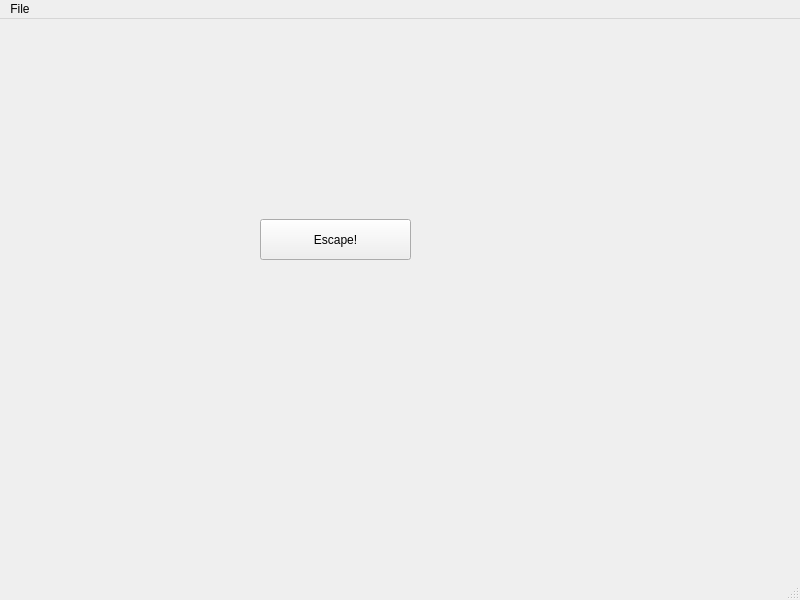
Above: mainwindow.ui from ofey404/MPSOscilloscope before the change. Below: the same form after it.
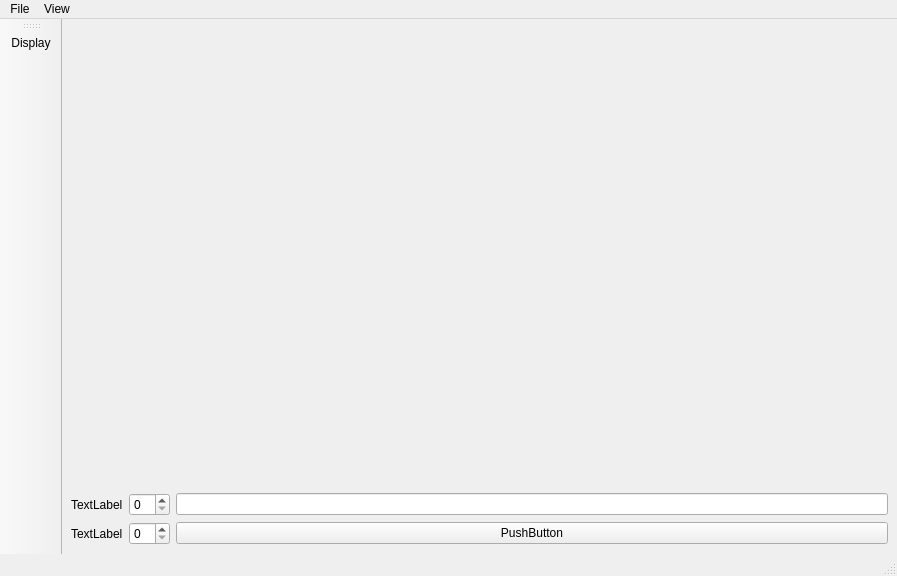
That is the form after the change.

Commit message: Main user interface layout

The edit to the form file:
```diff
--- a/mainwindow.ui
+++ b/mainwindow.ui
@@ -6,34 +6,65 @@
    <rect>
     <x>0</x>
     <y>0</y>
-    <width>800</width>
-    <height>600</height>
+    <width>897</width>
+    <height>576</height>
    </rect>
   </property>
   <property name="windowTitle">
    <string>MainWindow</string>
   </property>
   <widget class="QWidget" name="centralwidget">
-   <widget class="QPushButton" name="pushButton">
-    <property name="geometry">
-     <rect>
-      <x>260</x>
-      <y>200</y>
-      <width>151</width>
-      <height>41</height>
-     </rect>
-    </property>
-    <property name="text">
-     <string>Escape!</string>
-    </property>
-   </widget>
+   <property name="minimumSize">
+    <size>
+     <width>800</width>
+     <height>0</height>
+    </size>
+   </property>
+   <layout class="QGridLayout" name="gridLayout">
+    <item row="3" column="1">
+     <widget class="QSpinBox" name="spinBox_2"/>
+    </item>
+    <item row="2" column="1">
+     <widget class="QSpinBox" name="spinBox"/>
+    </item>
+    <item row="3" column="2">
+     <widget class="QPushButton" name="pushButton">
+      <property name="text">
+       <string>PushButton</string>
+      </property>
+     </widget>
+    </item>
+    <item row="2" column="0">
+     <widget class="QLabel" name="label">
+      <property name="text">
+       <string>TextLabel</string>
+      </property>
+     </widget>
+    </item>
+    <item row="3" column="0">
+     <widget class="QLabel" name="label_2">
+      <property name="text">
+       <string>TextLabel</string>
+      </property>
+     </widget>
+    </item>
+    <item row="2" column="2">
+     <widget class="QLineEdit" name="lineEdit"/>
+    </item>
+    <item row="1" column="0" colspan="3">
+     <widget class="QStackedWidget" name="display">
+      <widget class="QWidget" name="page"/>
+      <widget class="QWidget" name="page_2"/>
+     </widget>
+    </item>
+   </layout>
   </widget>
   <widget class="QMenuBar" name="menubar">
    <property name="geometry">
     <rect>
      <x>0</x>
      <y>0</y>
-     <width>800</width>
+     <width>897</width>
      <height>17</height>
     </rect>
    </property>
@@ -43,14 +74,43 @@
     </property>
     <addaction name="actionNew"/>
    </widget>
+   <widget class="QMenu" name="menuView">
+    <property name="title">
+     <string>View</string>
+    </property>
+    <addaction name="actionZoom"/>
+   </widget>
    <addaction name="menuFile"/>
+   <addaction name="menuView"/>
   </widget>
   <widget class="QStatusBar" name="statusbar"/>
+  <widget class="QToolBar" name="toolBar">
+   <property name="windowTitle">
+    <string>toolBar</string>
+   </property>
+   <attribute name="toolBarArea">
+    <enum>LeftToolBarArea</enum>
+   </attribute>
+   <attribute name="toolBarBreak">
+    <bool>false</bool>
+   </attribute>
+   <addaction name="actionDisplay"/>
+  </widget>
   <action name="actionNew">
    <property name="text">
     <string>New</string>
    </property>
   </action>
+  <action name="actionZoom">
+   <property name="text">
+    <string>Zoom</string>
+   </property>
+  </action>
+  <action name="actionDisplay">
+   <property name="text">
+    <string>Display</string>
+   </property>
+  </action>
  </widget>
  <resources/>
  <connections/>
```
The commit also changes 5 other files.
